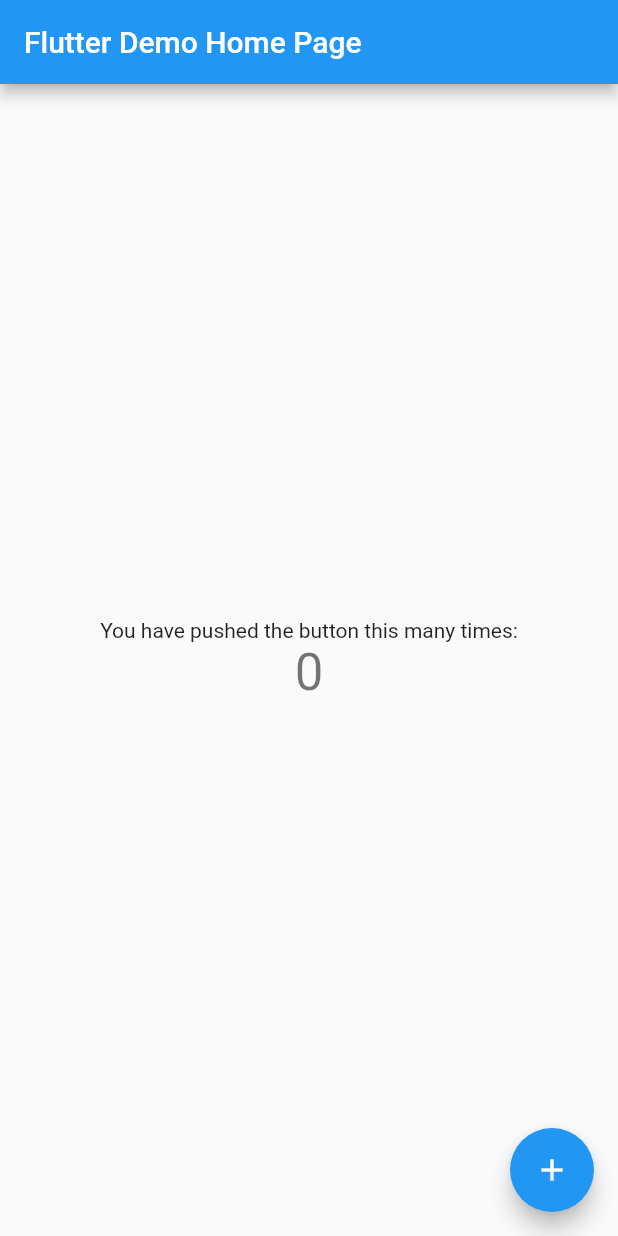
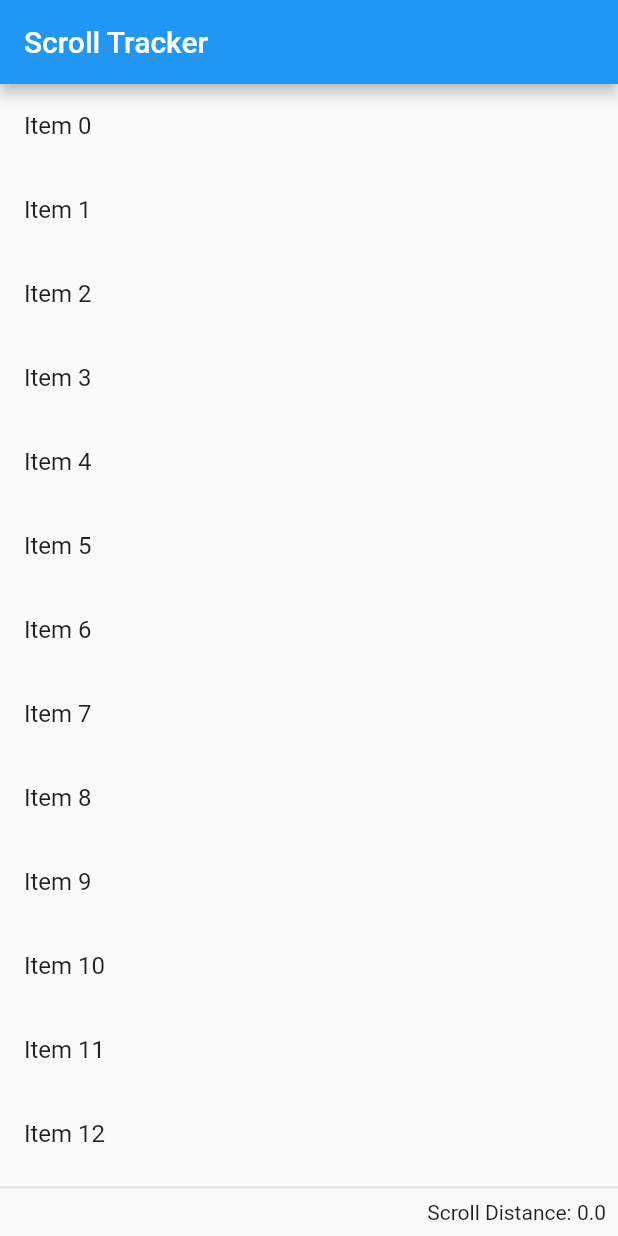
Before and after one commit to Santhosh-btw/TapTrail, a Flutter app: the screen it shows after launch, on a phone screen of 412 x 824 dp. Run offline on Flutter 3.47's test engine with Material 2 defaults, Android fonts, the phone set to English and light mode, and no system bars.

Commit message:
ScrollController

```diff
--- a/lib/main.dart
+++ b/lib/main.dart
@@ -1,115 +1,64 @@
 import 'package:flutter/material.dart';
 
-void main() {
-  runApp(const MyApp());
-}
+void main() => runApp(MyApp());
 
 class MyApp extends StatelessWidget {
-  const MyApp({super.key});
-
-  // This widget is the root of your application.
   @override
   Widget build(BuildContext context) {
-    return MaterialApp(
-      title: 'Flutter Demo',
-      theme: ThemeData(
-        // This is the theme of your application.
-        //
-        // Try running your application with "flutter run". You'll see the
-        // application has a blue toolbar. Then, without quitting the app, try
-        // changing the primarySwatch below to Colors.green and then invoke
-        // "hot reload" (press "r" in the console where you ran "flutter run",
-        // or simply save your changes to "hot reload" in a Flutter IDE).
-        // Notice that the counter didn't reset back to zero; the application
-        // is not restarted.
-        primarySwatch: Colors.blue,
-      ),
-      home: const MyHomePage(title: 'Flutter Demo Home Page'),
+    return const MaterialApp(
+      title: 'Scroll Tracker',
+      home: MyHomePage(),
     );
   }
 }
 
 class MyHomePage extends StatefulWidget {
-  const MyHomePage({super.key, required this.title});
-
-  // This widget is the home page of your application. It is stateful, meaning
-  // that it has a State object (defined below) that contains fields that affect
-  // how it looks.
-
-  // This class is the configuration for the state. It holds the values (in this
-  // case the title) provided by the parent (in this case the App widget) and
-  // used by the build method of the State. Fields in a Widget subclass are
-  // always marked "final".
-
-  final String title;
+  const MyHomePage({Key? key}) : super(key: key);
 
   @override
   State<MyHomePage> createState() => _MyHomePageState();
 }
 
 class _MyHomePageState extends State<MyHomePage> {
-  int _counter = 0;
+  final ScrollController _scrollController = ScrollController();
+  double _scrollDistance = 0.0;
 
-  void _incrementCounter() {
-    setState(() {
-      // This call to setState tells the Flutter framework that something has
-      // changed in this State, which causes it to rerun the build method below
-      // so that the display can reflect the updated values. If we changed
-      // _counter without calling setState(), then the build method would not be
-      // called again, and so nothing would appear to happen.
-      _counter++;
-    });
+  @override
+  void dispose() {
+    _scrollController.dispose();
+    super.dispose();
   }
 
   @override
   Widget build(BuildContext context) {
-    // This method is rerun every time setState is called, for instance as done
-    // by the _incrementCounter method above.
-    //
-    // The Flutter framework has been optimized to make rerunning build methods
-    // fast, so that you can just rebuild anything that needs updating rather
-    // than having to individually change instances of widgets.
     return Scaffold(
       appBar: AppBar(
-        // Here we take the value from the MyHomePage object that was created by
-        // the App.build method, and use it to set our appbar title.
-        title: Text(widget.title),
+        title: const Text('Scroll Tracker'),
       ),
-      body: Center(
-        // Center is a layout widget. It takes a single child and positions it
-        // in the middle of the parent.
-        child: Column(
-          // Column is also a layout widget. It takes a list of children and
-          // arranges them vertically. By default, it sizes itself to fit its
-          // children horizontally, and tries to be as tall as its parent.
-          //
-          // Invoke "debug painting" (press "p" in the console, choose the
-          // "Toggle Debug Paint" action from the Flutter Inspector in Android
-          // Studio, or the "Toggle Debug Paint" command in Visual Studio Code)
-          // to see the wireframe for each widget.
-          //
-          // Column has various properties to control how it sizes itself and
-          // how it positions its children. Here we use mainAxisAlignment to
-          // center the children vertically; the main axis here is the vertical
-          // axis because Columns are vertical (the cross axis would be
-          // horizontal).
-          mainAxisAlignment: MainAxisAlignment.center,
-          children: <Widget>[
-            const Text(
-              'You have pushed the button this many times:',
-            ),
-            Text(
-              '$_counter',
-              style: Theme.of(context).textTheme.headlineMedium,
-            ),
-          ],
-        ),
+      body: ListView.builder(
+        controller: _scrollController,
+        itemCount: 100,
+        itemBuilder: (context, index) {
+          return ListTile(
+            title: Text('Item $index'),
+          );
+        },
       ),
-      floatingActionButton: FloatingActionButton(
-        onPressed: _incrementCounter,
-        tooltip: 'Increment',
-        child: const Icon(Icons.add),
-      ), // This trailing comma makes auto-formatting nicer for build methods.
+      persistentFooterButtons: <Widget>[
+        Text('Scroll Distance: $_scrollDistance'),
+      ],
     );
   }
+
+  @override
+  void initState() {
+    super.initState();
+    _scrollController.addListener(_scrollListener);
+  }
+
+  void _scrollListener() {
+    setState(() {
+      _scrollDistance = _scrollController.offset;
+    });
+  }
 }
```
Also changed, not shown: 1 other file.
